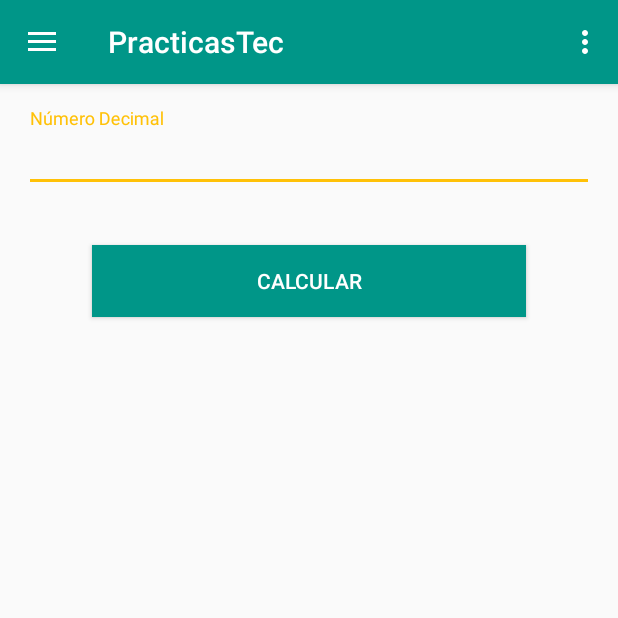
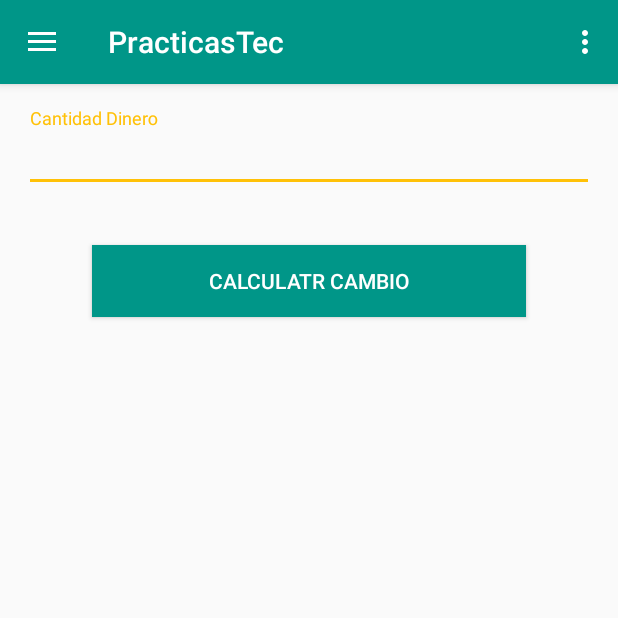
Before and after one commit to chunel44/PracticasTec, an Android app: the screen it shows after launch (MainActivity), in the side drawer, after a tap on "Problema 4", on a phone screen of 412 x 824 dp, the top half of it. Run offline under Robolectric (Android 15) with nearby library versions, the light colour scheme and no system bars; our stand-ins replace ButterKnife.

Commit message:
Problemas 2

```diff
--- a/app/src/main/java/com/estrada/practicastec/MainActivity.java
+++ b/app/src/main/java/com/estrada/practicastec/MainActivity.java
@@ -111,6 +111,11 @@ public class MainActivity extends AppCompatActivity
             fragmentTransaction.commit();
 
         } else if (id == R.id.problema4) {
+            Problema4Fragment fragment = new Problema4Fragment();
+            android.support.v4.app.FragmentTransaction fragmentTransaction =
+                    getSupportFragmentManager().beginTransaction();
+            fragmentTransaction.replace(R.id.fragment_container, fragment);
+            fragmentTransaction.commit();
 
         } else if (id == R.id.problema5) {
 
--- /dev/null
+++ b/app/src/main/java/com/estrada/practicastec/Problema4Fragment.java
@@ -0,0 +1,76 @@
+package com.estrada.practicastec;
+
+
+import android.os.Bundle;
+import android.support.v4.app.Fragment;
+import android.support.v7.widget.AppCompatButton;
+import android.support.v7.widget.AppCompatTextView;
+import android.view.LayoutInflater;
+import android.view.View;
+import android.view.ViewGroup;
+import android.widget.AutoCompleteTextView;
+
+import butterknife.BindView;
+import butterknife.ButterKnife;
+import butterknife.OnClick;
+
+
+/**
+ * A simple {@link Fragment} subclass.
+ */
+public class Problema4Fragment extends Fragment {
+
+
+    @BindView(R.id.Dinero)
+    AutoCompleteTextView Dinero;
+    @BindView(R.id.calcular4)
+    AppCompatButton calcular4;
+    @BindView(R.id.resultado4)
+    AppCompatTextView resultado4;
+
+    public Problema4Fragment() {
+
+    }
+
+
+    @Override
+    public View onCreateView(LayoutInflater inflater, ViewGroup container,
+                             Bundle savedInstanceState) {
+        // Inflate the layout for this fragment
+        View view = inflater.inflate(R.layout.fragment_problema4, container, false);
+        ButterKnife.bind(this, view);
+        return view;
+    }
+
+    @OnClick(R.id.calcular4)
+    public void onClick() {
+        double monto = Double.parseDouble(Dinero.getText().toString());
+        int billete100, billete200, billete50, billete20, billete10;
+        int moneda5, moneda1, moneda50c, moneda10c, monedaCentavo;
+        int resto;
+
+        monto = monto * 100;
+        billete200 = (int)monto / (200 * 100);
+        resto = (int)monto % (200 * 100);
+        billete100 = resto / (100 * 100);
+        resto = resto % (100 * 100);
+        billete50 = resto / (50 * 100);
+        resto = resto % (50 * 100);
+        billete20 = resto / (20 * 100);
+        resto = resto % (20 * 100);
+        billete10 = resto / (10 * 100);
+        resto = resto % (10 * 100);
+        moneda5 = resto / (5 * 100);
+        resto = resto % (5 * 100);
+        moneda1 = resto / (1 * 100);
+        resto = resto % (1 * 100);
+        moneda50c = resto / 50;
+        resto = resto % 50;
+        moneda10c = resto / 10;
+        resto = resto % 10;
+        monedaCentavo = resto / 1;
+
+        resultado4.setText(" Billetes de 200: " + billete200+"\n Billetes de 100: " + billete100+"\n Billetes de 50: " + billete50+"\n Billetes de 20: " + billete20+"\n Billetes de 10: " + billete10
+                +"\n Monedas de 5: " + moneda5+"\n Monedas de 1: " + moneda1+"\n Monedas de 50c: " + moneda50c+"\n Monedas de 10c: " + moneda10c+"\n Monedas de 1c: " + monedaCentavo);
+    }
+}
--- /dev/null
+++ b/app/src/main/res/layout/fragment_problema4.xml
@@ -0,0 +1,60 @@
+<?xml version="1.0" encoding="utf-8"?>
+<RelativeLayout xmlns:android="http://schemas.android.com/apk/res/android"
+    xmlns:app="http://schemas.android.com/apk/res-auto"
+    xmlns:tools="http://schemas.android.com/tools"
+    android:layout_width="match_parent"
+    android:layout_height="match_parent"
+    android:paddingBottom="@dimen/activity_vertical_margin"
+    android:paddingLeft="@dimen/activity_horizontal_margin"
+    android:paddingRight="@dimen/activity_horizontal_margin"
+    android:paddingTop="@dimen/activity_vertical_margin"
+    app:layout_behavior="@string/appbar_scrolling_view_behavior"
+    tools:context="com.estrada.practicastec.MainActivity">
+
+
+    <LinearLayout
+        android:layout_width="match_parent"
+        android:layout_height="match_parent"
+        android:orientation="vertical">
+
+        <android.support.design.widget.TextInputLayout
+            android:id="@+id/to_text_input_layout3"
+            android:layout_width="match_parent"
+            android:layout_height="wrap_content">
+
+            <AutoCompleteTextView
+                android:id="@+id/Dinero"
+                android:layout_width="fill_parent"
+                android:layout_height="wrap_content"
+                android:hint="Cantidad Dinero"
+                android:freezesText="true"
+                android:inputType="numberDecimal"
+                android:layout_marginTop="45dp"
+                />
+        </android.support.design.widget.TextInputLayout>
+
+        <android.support.v7.widget.AppCompatButton
+            android:id="@+id/calcular4"
+            android:layout_width="match_parent"
+            android:layout_height="wrap_content"
+            android:layout_marginLeft="45dp"
+            android:layout_marginRight="45dp"
+            android:layout_marginTop="35dp"
+            android:text="Calculatr Cambio"
+            android:textColor="#FFFFFF"
+            android:background="@color/colorPrimary"/>
+
+        <android.support.v7.widget.AppCompatTextView
+            android:id="@+id/resultado4"
+            android:layout_width="wrap_content"
+            android:layout_height="wrap_content"
+            android:textColor="#212121"
+            android:freezesText="true"
+            android:textSize="18dp"
+            android:layout_marginTop="25dp"
+            android:layout_marginLeft="15dp"
+            android:paddingTop="35dp"
+            android:paddingLeft="25dp"/>
+    </LinearLayout>
+
+</RelativeLayout>
```
Also changed, not shown: app/src/main/java/com/estrada/practicastec/Problema5Fragment.java (added, +48 -0 lines), app/src/main/res/layout/fragment_problema5.xml (added, +60 -0 lines).
